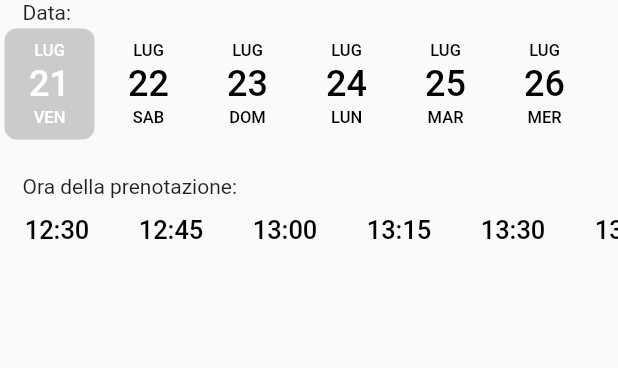
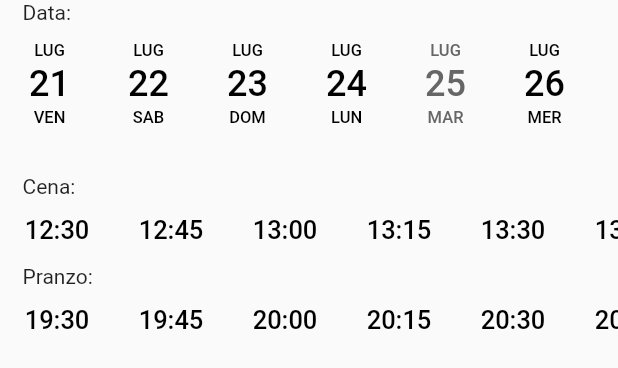
Before and after one commit to DanieleMarche/restaurantApp, a Flutter app: the DateForm widget shown alone on an empty page, opened directly with empty values, on a phone screen of 412 x 824 dp. Shown: the top 368 px of the screen. Run offline on Flutter 3.47's test engine with Material 2 defaults, Android fonts, the phone set to English and light mode, and no system bars; our stand-ins replace cloud_firestore, firebase_core; accounts and stored records are empty.

Commit message:
implemented new admin setting and updated  TimePickers functionalities

```diff
--- a/lib/pages/PrenotaPage/date_form.dart
+++ b/lib/pages/PrenotaPage/date_form.dart
@@ -4,10 +4,13 @@ import 'package:flutter_application_1/pages/PrenotaPage/time_picker_timeline/tim
 import 'date_picker_timeline/date_picker_widget.dart';
 
 class DateForm extends StatefulWidget {
-  DateForm({super.key, required this.datePickerController, required this.timePickerController});
+  DateForm({super.key, required this.datePickerController, required this.pranzoGiorniFeriali, required this.martediAperti});
 
   DatePickerController datePickerController;
-  TimePickerController timePickerController;
+
+
+  bool pranzoGiorniFeriali;
+  bool martediAperti;
 
   @override
   State<DateForm> createState() => _DateFormState();
@@ -15,11 +18,16 @@ class DateForm extends StatefulWidget {
 
 class _DateFormState extends State<DateForm> {
 
-  List<String> orariPranzo = ["12:30", "12:45", "13:00", "13:15", "13:30", "13:45", "14:00", "14:15", "14:30", "14:45"];
-  List<String> orariCena = ["19:30", "19:45", "20:00", "20:15", "20:30", "20:45", "21:00", "21:15", "21:30", "21:45", "22:00", "22:15", "22:30", "22:45"];
+  final List<String> orariPranzo = ["12:30", "12:45", "13:00", "13:15", "13:30", "13:45", "14:00", "14:15", "14:30", "14:45"];
+  final List<String> orariCena = ["19:30", "19:45", "20:00", "20:15", "20:30", "20:45", "21:00", "21:15", "21:30", "21:45", "22:00", "22:15", "22:30", "22:45"];
+
+  TimePickerController lunchTimePickerController = TimePickerController();
+  TimePickerController dinnerTimePickerController = TimePickerController();
+
+  late bool lunchSelected;
+  late bool dinnerSelected;
 
   DateTime? date;
-
   @override
   Widget build(BuildContext context) {
     return Container(
@@ -35,19 +43,34 @@ class _DateFormState extends State<DateForm> {
 
         Container(
           margin: EdgeInsets.only(bottom: 20),
-          child: DatePicker(DateTime.now(), initialSelectedDate: DateTime.now(), daysCount: 20, controller: widget.datePickerController)
+          child: DatePicker(DateTime.now(), daysCount: 20, controller: widget.datePickerController, tuesday: widget.martediAperti,)
         ),
 
         Container(
           margin: EdgeInsets.only(left: 15),
           alignment: Alignment.centerLeft,
           child: const Row(children: [
-            Text("Ora della prenotazione:", textAlign: TextAlign.left),
+            Text("Cena:", textAlign: TextAlign.left),
 
           ],),
 
           ),
-          TimePicker(orariPranzo, controller: widget.timePickerController,)
+          TimePicker(orariPranzo, controller: lunchTimePickerController, onTimeChange: (selectedDate) {lunchSelected = true; dinnerSelected = false; dinnerTimePickerController.deselectTime();} ,),
+
+          Container(
+          margin: EdgeInsets.only(left: 15),
+          alignment: Alignment.centerLeft,
+          child: const Row(children: [
+            Text("Pranzo:", textAlign: TextAlign.left),
+
+          ],),
+
+          ),
+          TimePicker(orariCena, controller: dinnerTimePickerController, onTimeChange: (selectedDate) {
+            dinnerSelected = true;
+            lunchSelected = false;
+            lunchTimePickerController.deselectTime();
+          },)
 
         ]
 
--- a/lib/pages/PrenotaPage/date_picker_timeline/date_picker_widget.dart
+++ b/lib/pages/PrenotaPage/date_picker_timeline/date_picker_widget.dart
@@ -61,6 +61,8 @@ class DatePicker extends StatefulWidget {
   /// Locale for the calendar default: en_us
   final String locale;
 
+  final bool tuesday;
+
   DatePicker(
     this.startDate, {
     Key? key,
@@ -76,6 +78,7 @@ class DatePicker extends StatefulWidget {
     this.initialSelectedDate,
     this.activeDates,
     this.inactiveDates,
+    this.tuesday = true,
     this.daysCount = 500,
     this.onDateChange,
     this.locale = "it_IT",
@@ -162,6 +165,12 @@ class _DatePickerState extends State<DatePicker> {
                 isDeactivated = false;
                 break;
               }
+            }
+          }
+
+          if(widget.tuesday == false) {
+            if(date.weekday == DateTime.tuesday) {
+              isDeactivated = true;
             }
           }
 
```
